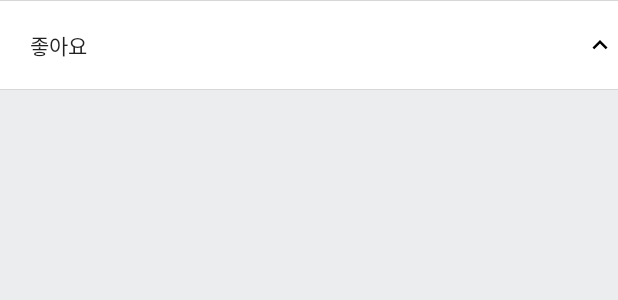
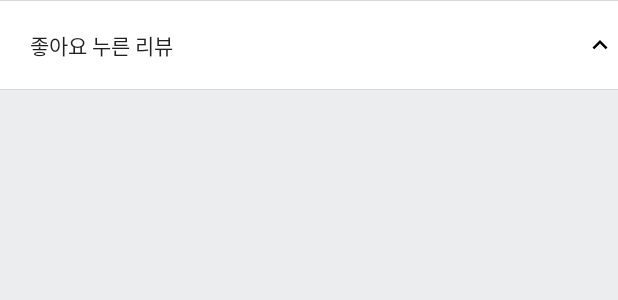
Before and after one commit to seosea/MountUp, an Android app: the layout activity_like_review.xml on its own in the app's theme, with its tools: preview values and no code run, on a phone screen of 412 x 824 dp. Shown: the top 300 px of the screen. Run offline under Robolectric (Android 15) with nearby library versions, the phone set to English and light mode, and no system bars.

Commit message:
산 리스트 하나 덜 나오는 것 수정, 회원가입 오류 수정

```diff
--- a/app/src/main/java/com/example/mountup/Activity/SignUpActivity.java
+++ b/app/src/main/java/com/example/mountup/Activity/SignUpActivity.java
@@ -114,9 +114,9 @@ public class SignUpActivity extends AppCompatActivity implements View.OnClickLis
         String pw = editPass.getText().toString();
         for (int i = 0; i < pw.length(); i++){
             char ch = pw.charAt(i);
-            if ('0' < ch && ch < '9') {
+            if ('0' <= ch && ch <= '9') {
                 cntNum++;
-            } else if (('A' < ch && ch < 'Z') || ('a' < ch && ch < 'z')) {
+            } else if (('A' <= ch && ch <= 'Z') || ('a' <= ch && ch <= 'z')) {
                 cntEng++;
             }
         }
--- a/app/src/main/java/com/example/mountup/Fragment/MountListFragment.java
+++ b/app/src/main/java/com/example/mountup/Fragment/MountListFragment.java
@@ -226,8 +226,8 @@ public class MountListFragment extends Fragment implements MountListRecyclerView
                 // 목록 10개 추가
                 int start = m_adapter.getItemCount() - 1;
                 int end = start + 10;
-                if (end > mountList.size() - 1) {
-                    end = mountList.size() - 1;
+                if (end > mountList.size()) {
+                    end = mountList.size();
                 }
 
                 m_bufferItems.clear();
--- a/app/src/main/res/layout/activity_like_review.xml
+++ b/app/src/main/res/layout/activity_like_review.xml
@@ -17,7 +17,7 @@
         android:drawableRight="@drawable/ic_up_black"
         android:drawablePadding="20dp"
         android:paddingLeft="20dp"
-        android:text="좋아요"
+        android:text="좋아요 누른 리뷰"
         android:textAlignment="textStart" />
 
     <androidx.swiperefreshlayout.widget.SwipeRefreshLayout
--- a/app/src/main/res/layout/item_mount.xml
+++ b/app/src/main/res/layout/item_mount.xml
@@ -11,7 +11,7 @@
     app:cardElevation="20dp">
 
     <LinearLayout
-        android:layout_width="match_parent"
+        android:layout_width="wrap_content"
         android:layout_height="wrap_content"
         android:orientation="vertical">
 
```
Also changed, not shown: 1 other file.
